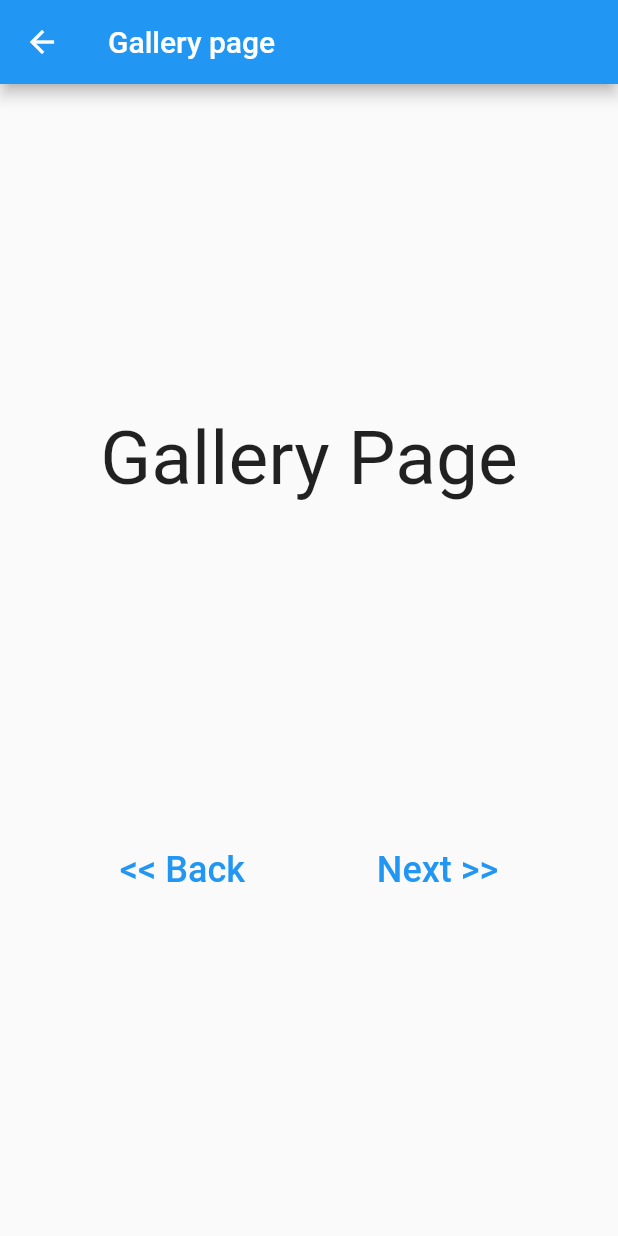
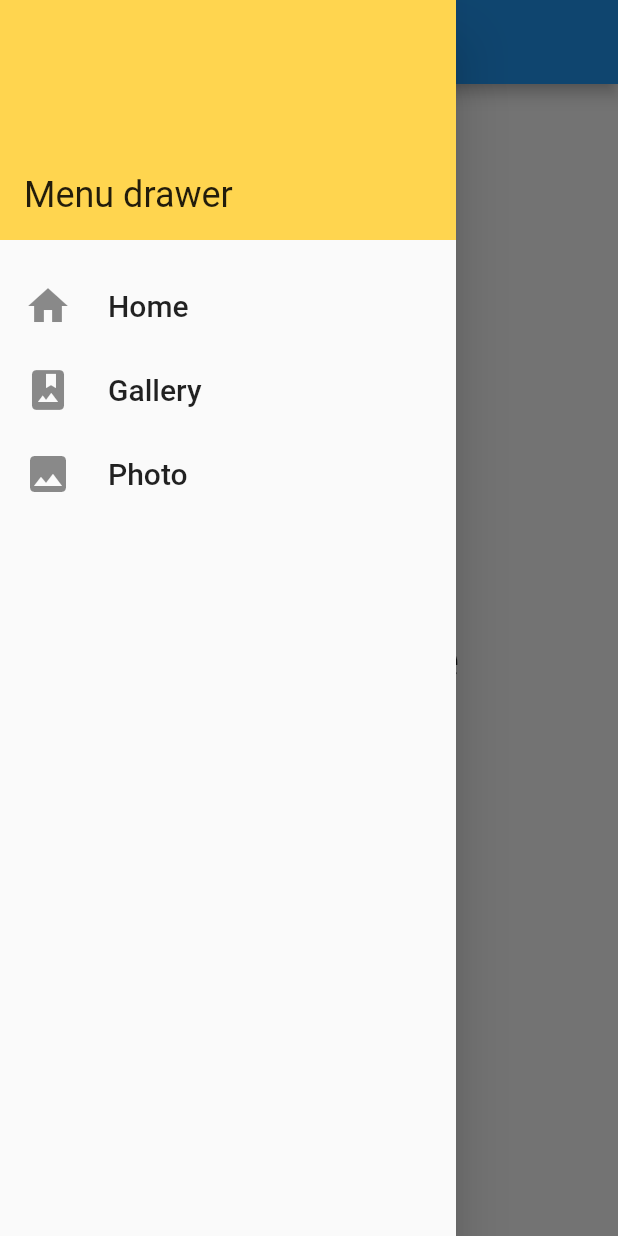
Before and after one commit to alfarelzaki/dart_fundamental, a Flutter app: the GalleryPage screen opened by its route, with the side drawer open (before the commit the screen has no drawer), on a phone screen of 412 x 824 dp. Run offline on Flutter 3.47's test engine with Material 2 defaults, Android fonts, the phone set to English and light mode, and no system bars; our stand-ins replace faker.

Commit message:
menu drawer

```diff
--- a/lib/pages/gallery_page.dart
+++ b/lib/pages/gallery_page.dart
@@ -1,4 +1,5 @@
 import 'package:flutter/material.dart';
+import 'package:new_flutter/pages/home_page.dart';
 import 'package:new_flutter/pages/photo_page.dart';
 
 class GalleryPage extends StatelessWidget {
@@ -11,40 +12,52 @@ class GalleryPage extends StatelessWidget {
         title: Text("Gallery page"),
       ),
       body: Center(
-        child: Column(
-          mainAxisAlignment: MainAxisAlignment.spaceEvenly,
-          children: [
-            Text(
+        child: Text(
           "Gallery Page",
           style: TextStyle(
-                fontSize: 50,
+            fontSize: 36,
           ),
         ),
-            Row(
-              mainAxisAlignment: MainAxisAlignment.spaceEvenly,
+      ),
+      drawer: Drawer(
+        child: Column(
           children: [
-                TextButton(
-                    onPressed: () {
-                      Navigator.of(context).pop();
+            Container(
+              padding: EdgeInsets.all(16),
+              width: double.infinity,
+              height: 160,
+              child: Text("Menu drawer", style: TextStyle(fontSize: 24),),
+              color: Colors.amber[300],
+              alignment: Alignment.bottomLeft,
+            ),
+
+            SizedBox(
+              height: 16,
+            ),
+
+            ListTile(
+              leading: Icon(Icons.home, size: 32,),
+              title: Text("Home", style: TextStyle(fontSize: 20),),
+              onTap: () {
+                Navigator.of(context).pushReplacementNamed(HomePage.routeName);
               },
-                    child: Text(
-                      "<< Back",
-                      style: TextStyle(
-                        fontSize: 24,
             ),
-                    )),
-                TextButton(
-                    onPressed: () {
-                      Navigator.of(context).pushNamed(PhotoPage.routeName);
+
+            ListTile(
+              leading: Icon(Icons.photo_album, size: 32,),
+              title: Text("Gallery", style: TextStyle(fontSize: 20),),
+              onTap: () {
+                Navigator.of(context).pushReplacementNamed(GalleryPage.routeName);
               },
-                    child: Text(
-                      "Next >>",
-                      style: TextStyle(
-                        fontSize: 24,
             ),
-                    ))
-              ],
-            )
+
+            ListTile(
+              leading: Icon(Icons.photo, size: 32,),
+              title: Text("Photo", style: TextStyle(fontSize: 20),),
+              onTap: () {
+                Navigator.of(context).pushReplacementNamed(PhotoPage.routeName);
+              },
+            ),
           ],
         ),
       ),
--- a/lib/pages/photo_page.dart
+++ b/lib/pages/photo_page.dart
@@ -1,4 +1,6 @@
 import 'package:flutter/material.dart';
+import 'package:new_flutter/pages/gallery_page.dart';
+import 'package:new_flutter/pages/home_page.dart';
 
 class PhotoPage extends StatelessWidget {
   static const routeName = '/photopage';
@@ -13,8 +15,50 @@ class PhotoPage extends StatelessWidget {
         child: Text(
           "Photo Page",
           style: TextStyle(
-            fontSize: 50,
+            fontSize: 36,
           ),
+        ),
+      ),
+      drawer: Drawer(
+        child: Column(
+          children: [
+            Container(
+              padding: EdgeInsets.all(16),
+              width: double.infinity,
+              height: 160,
+              child: Text("Menu drawer", style: TextStyle(fontSize: 24),),
+              color: Colors.amber[300],
+              alignment: Alignment.bottomLeft,
+            ),
+
+            SizedBox(
+              height: 16,
+            ),
+
+            ListTile(
+              leading: Icon(Icons.home, size: 32,),
+              title: Text("Home", style: TextStyle(fontSize: 20),),
+              onTap: () {
+                Navigator.of(context).pushReplacementNamed(HomePage.routeName);
+              },
+            ),
+
+            ListTile(
+              leading: Icon(Icons.photo_album, size: 32,),
+              title: Text("Gallery", style: TextStyle(fontSize: 20),),
+              onTap: () {
+                Navigator.of(context).pushReplacementNamed(GalleryPage.routeName);
+              },
+            ),
+
+            ListTile(
+              leading: Icon(Icons.photo, size: 32,),
+              title: Text("Photo", style: TextStyle(fontSize: 20),),
+              onTap: () {
+                Navigator.of(context).pushReplacementNamed(PhotoPage.routeName);
+              },
+            ),
+          ],
         ),
       ),
     );
```
Also changed, not shown: lib/pages/home_page.dart (+43 -6 lines). Lines whose indentation alone changed are shown as unchanged.
